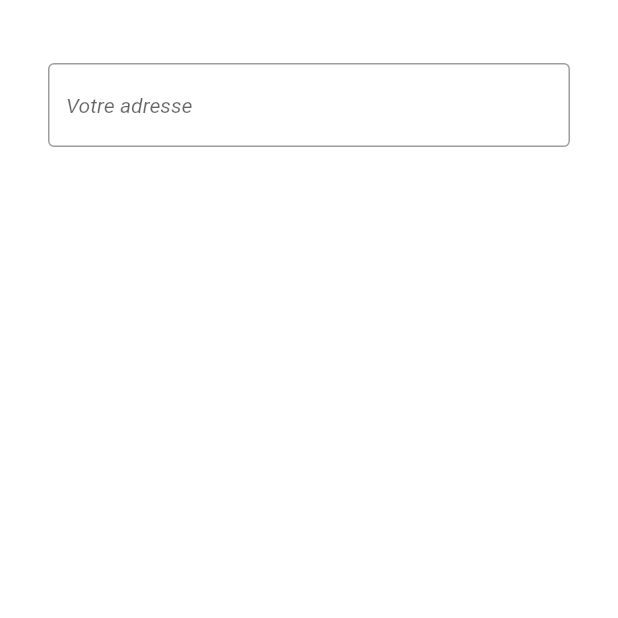
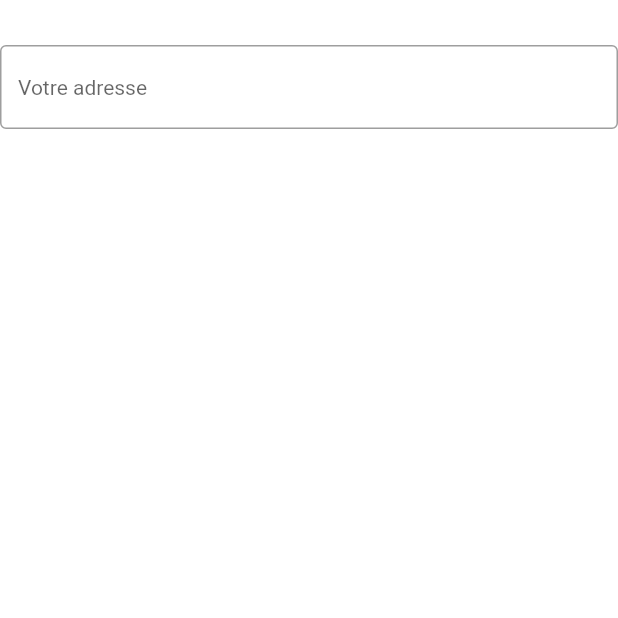
Before and after one commit to LeoPhilip33/patate, a Flutter app: the MyHomePage screen opened directly, on a phone screen of 412 x 824 dp, the top half of it. Run offline on Flutter 3.47's test engine with Material 2 defaults, Android fonts, the phone set to English and light mode, and no system bars; drawn by our look-alikes of flutter_typeahead; our stand-ins replace flutter_map, flutter_svg, latlong, smooth_star_rating; missing offline and left inert: flutter_map_marker_popup.

Commit message:
:lipstick: remove awfull style

```diff
--- a/lib/pages/vente/components/body.dart
+++ b/lib/pages/vente/components/body.dart
@@ -103,6 +103,10 @@ class _InputChip extends State<Vente> {
               ),
               // FIN Description
 
+              // MAP
+              NavigationExample(),
+              // FIN MAP
+
               // Images
               const Align(
                   alignment: Alignment.topLeft,
@@ -141,10 +145,6 @@ class _InputChip extends State<Vente> {
                   decoration: const InputDecoration(
                       border: OutlineInputBorder(), hintText: 'Surface en m²')),
               // FIN Surface
-
-              // MAP
-              NavigationExample(),
-              // FIN MAP
 
               // Critères
               const Align(
--- a/lib/pages/vente/components/material-app.dart
+++ b/lib/pages/vente/components/material-app.dart
@@ -22,7 +22,7 @@ class NavigationExample extends StatelessWidget {
   @override
   Widget build(BuildContext context) {
     return Padding(
-      padding: EdgeInsets.all(32.0),
+      padding: EdgeInsets.only(bottom: 10.0, top: 20.0),
       child: Column(
         children: <Widget>[
           SizedBox(
@@ -31,9 +31,11 @@ class NavigationExample extends StatelessWidget {
           TypeAheadField(
             textFieldConfiguration: TextFieldConfiguration(
               autofocus: true,
-              style: DefaultTextStyle.of(context)
-                  .style
-                  .copyWith(fontStyle: FontStyle.italic),
+              style: TextStyle(
+                color: Colors.black,
+                decoration: TextDecoration.none,
+                fontSize: 14,
+              ),
               decoration: InputDecoration(
                   border: OutlineInputBorder(), hintText: 'Votre adresse'),
             ),
```
Also changed, not shown: pubspec.lock.
